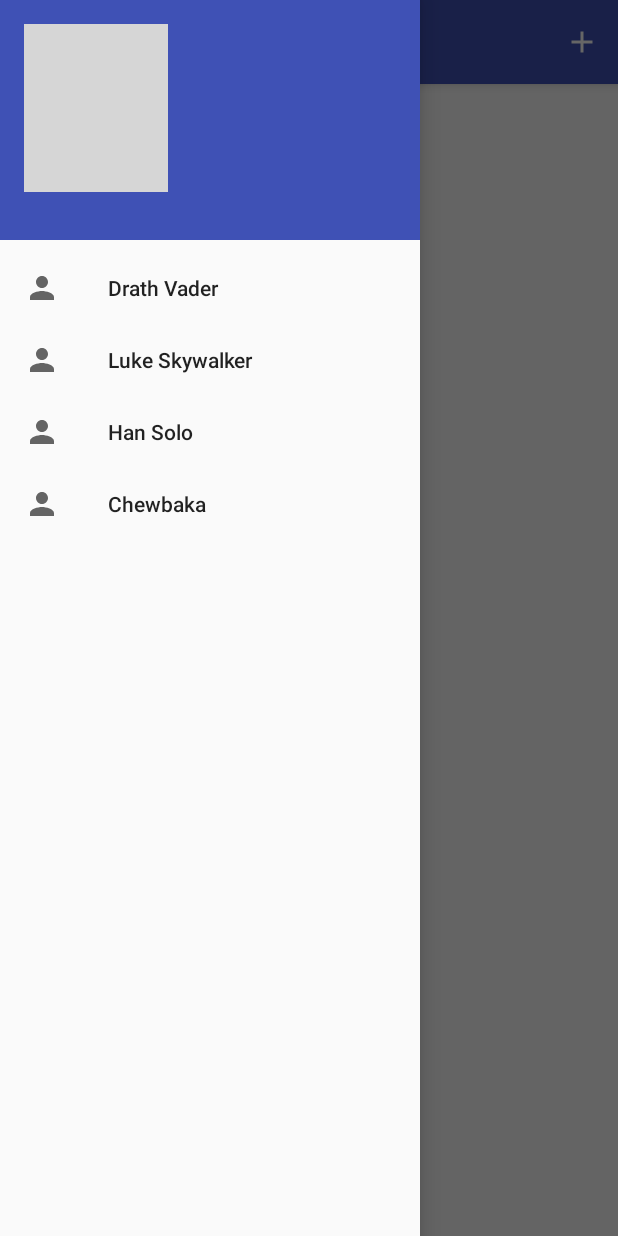
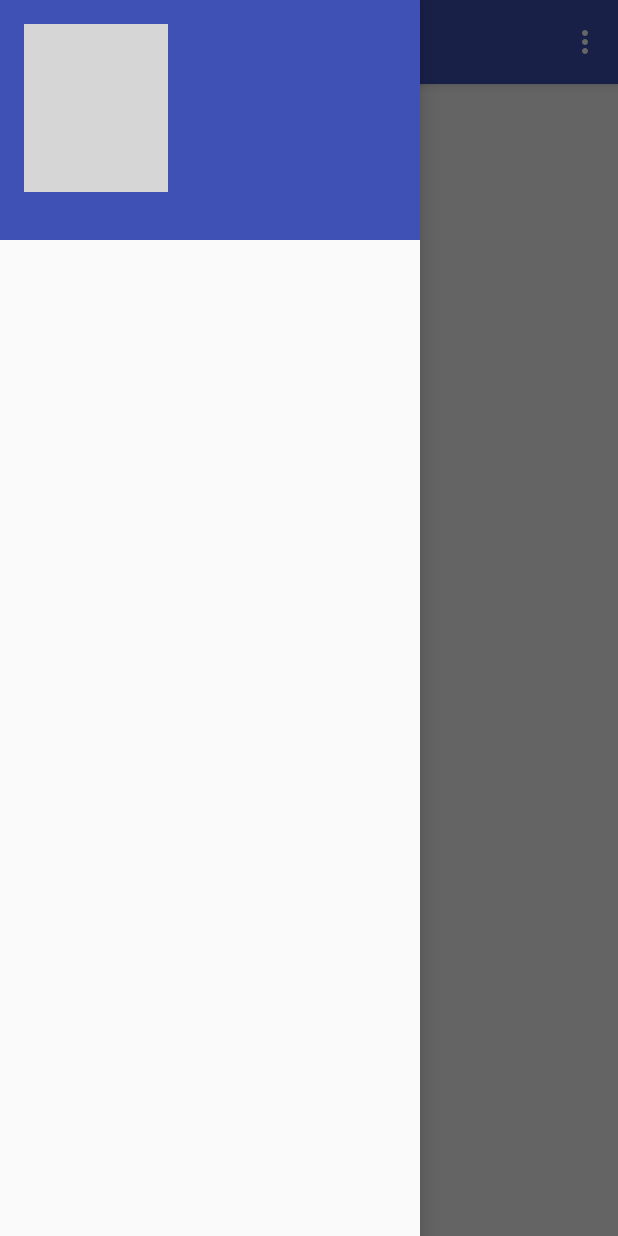
Before and after one commit to maalurprograms/K335, an Android app: the screen it shows after launch (MainActivity), with the side drawer open, on a phone screen of 412 x 824 dp. Run offline under Robolectric (Android 15) with nearby library versions, the phone set to English and light mode, and no system bars; libraries missing offline, so code that uses them is left out: java.security.acl; 1 statement that could not run was skipped; grey boxes are pictures that could not be loaded.

Commit message:
GUI first elements

```diff
--- a/app/src/main/AndroidManifest.xml
+++ b/app/src/main/AndroidManifest.xml
@@ -10,7 +10,7 @@
         android:theme="@style/AppTheme">
         <activity
             android:name=".MainActivity"
-            android:label="LinxUp"
+            android:label=" "
             android:theme="@style/AppTheme.NoActionBar">
             <intent-filter>
                 <action android:name="android.intent.action.MAIN" />
--- a/app/src/main/java/com/example/bcosaj/k335/MainActivity.java
+++ b/app/src/main/java/com/example/bcosaj/k335/MainActivity.java
@@ -12,6 +12,8 @@ import android.support.v7.app.AppCompatActivity;
 import android.support.v7.widget.Toolbar;
 import android.view.Menu;
 import android.view.MenuItem;
+
+import java.security.acl.Group;
 
 public class MainActivity extends AppCompatActivity
         implements NavigationView.OnNavigationItemSelectedListener {
@@ -31,6 +33,18 @@ public class MainActivity extends AppCompatActivity
 
         NavigationView navigationView = (NavigationView) findViewById(R.id.nav_view);
         navigationView.setNavigationItemSelectedListener(this);
+
+        Group group = (Group)findViewById(R.id.menu_content);
+
+    }
+
+    @Override
+    public boolean onPrepareOptionsMenu(Menu menu) {
+        menu.clear();
+        for (int i=0; i<10;i++){
+            menu.add(0, i, Menu.NONE, "Test").setIcon(R.drawable.ic_person_white_48px);
+        }
+        return super.onPrepareOptionsMenu(menu);
     }
 
     @Override
--- a/app/src/main/res/menu/activity_main_drawer.xml
+++ b/app/src/main/res/menu/activity_main_drawer.xml
@@ -1,23 +1,57 @@
 <?xml version="1.0" encoding="utf-8"?>
-<menu xmlns:android="http://schemas.android.com/apk/res/android">
+<menu xmlns:android="http://schemas.android.com/apk/res/android"
+    >
 
-    <group android:checkableBehavior="single">
-        <item
-        android:id="@+id/user1"
-        android:icon="@drawable/ic_person_white_48px"
-        android:title="Drath Vader" />
-        <item
-            android:id="@+id/user2"
-            android:icon="@drawable/ic_person_white_48px"
-            android:title="Luke Skywalker" />
-        <item
-            android:id="@+id/user3"
-            android:icon="@drawable/ic_person_white_48px"
-            android:title="Han Solo" />
-        <item
-            android:id="@+id/user4"
-            android:icon="@drawable/ic_person_white_48px"
-            android:title="Chewbaka" />
+    <group android:checkableBehavior="single"
+        android:id="@+id/menu_content">
+        <!--<item-->
+        <!--android:id="@+id/user1"-->
+        <!--android:icon="@drawable/ic_person_white_48px"-->
+        <!--android:title="Drath Vader" />-->
+        <!--<item-->
+            <!--android:id="@+id/user2"-->
+            <!--android:icon="@drawable/ic_person_white_48px"-->
+            <!--android:title="Luke Skywalker" />-->
+        <!--<item-->
+            <!--android:id="@+id/user3"-->
+            <!--android:icon="@drawable/ic_person_white_48px"-->
+            <!--android:title="Han Solo" />-->
+        <!--<item-->
+            <!--android:id="@+id/user4"-->
+            <!--android:icon="@drawable/ic_person_white_48px"-->
+            <!--android:title="Chewbaka" />-->
+        <!--<item-->
+            <!--android:id="@+id/user5"-->
+            <!--android:icon="@drawable/ic_person_white_48px"-->
+            <!--android:title="Drath Vader" />-->
+        <!--<item-->
+            <!--android:id="@+id/user6"-->
+            <!--android:icon="@drawable/ic_person_white_48px"-->
+            <!--android:title="Luke Skywalker" />-->
+        <!--<item-->
+            <!--android:id="@+id/user7"-->
+            <!--android:icon="@drawable/ic_person_white_48px"-->
+            <!--android:title="Han Solo" />-->
+        <!--<item-->
+            <!--android:id="@+id/user8"-->
+            <!--android:icon="@drawable/ic_person_white_48px"-->
+            <!--android:title="Chewbaka" />-->
+        <!--<item-->
+            <!--android:id="@+id/user9"-->
+            <!--android:icon="@drawable/ic_person_white_48px"-->
+            <!--android:title="Drath Vader" />-->
+        <!--<item-->
+            <!--android:id="@+id/user10"-->
+            <!--android:icon="@drawable/ic_person_white_48px"-->
+            <!--android:title="Luke Skywalker" />-->
+        <!--<item-->
+            <!--android:id="@+id/user11"-->
+            <!--android:icon="@drawable/ic_person_white_48px"-->
+            <!--android:title="Han Solo" />-->
+        <!--<item-->
+            <!--android:id="@+id/user12"-->
+            <!--android:icon="@drawable/ic_person_white_48px"-->
+            <!--android:title="Chewbaka" />-->
     </group>
 
 </menu>
```
Also changed, not shown: 1 other file.
